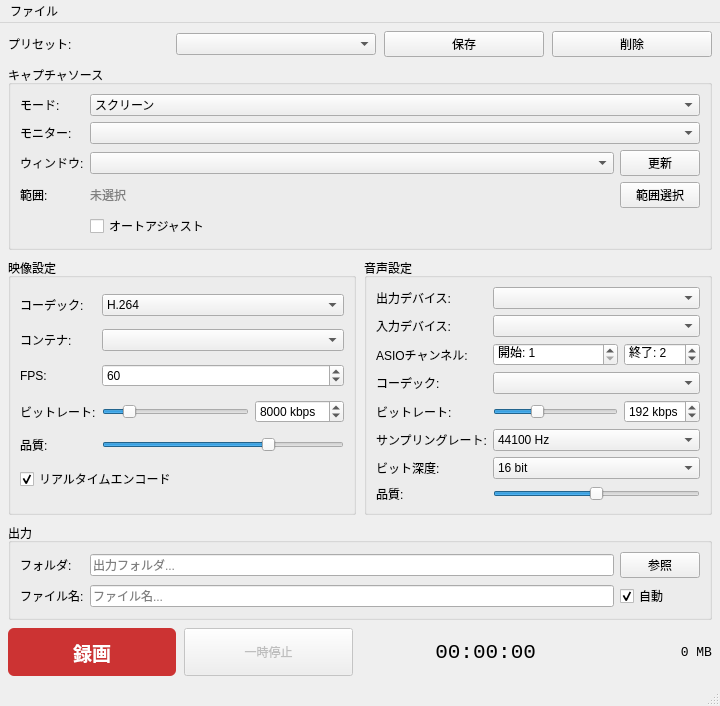
Above: src/ui/MainWindow.ui from hiroshi-tamura/pbRecorder before the change. Below: the same form after it.
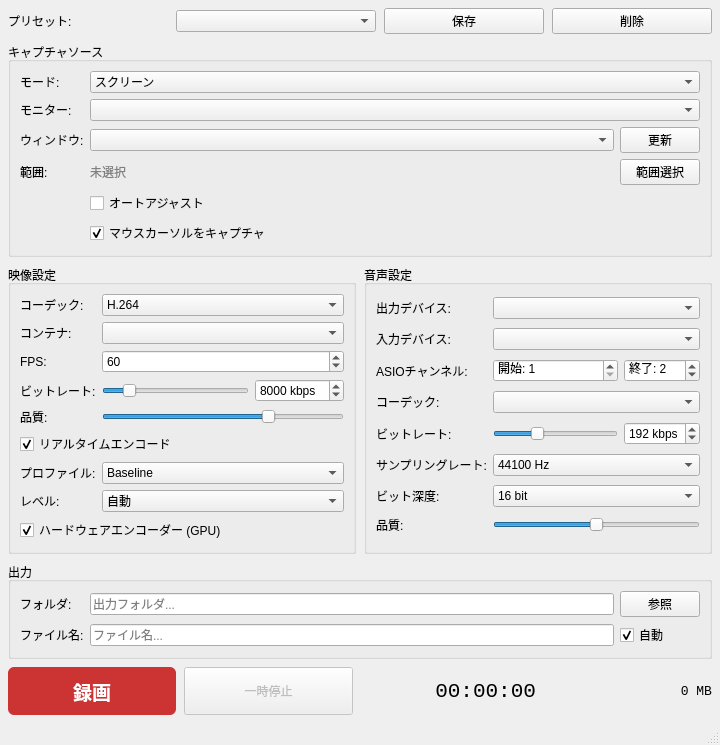
That is the form after the change.

Diff of the .ui file:
```diff
--- a/src/ui/MainWindow.ui
+++ b/src/ui/MainWindow.ui
@@ -175,6 +175,16 @@
          </property>
         </widget>
        </item>
+       <item row="5" column="1" colspan="2">
+        <widget class="QCheckBox" name="captureCursorCheck">
+         <property name="text">
+          <string>マウスカーソルをキャプチャ</string>
+         </property>
+         <property name="checked">
+          <bool>true</bool>
+         </property>
+        </widget>
+       </item>
       </layout>
      </widget>
     </item>
@@ -325,6 +335,83 @@
            </property>
           </widget>
          </item>
+         <item row="6" column="0">
+          <widget class="QLabel" name="h264ProfileLabel">
+           <property name="text">
+            <string>プロファイル:</string>
+           </property>
+          </widget>
+         </item>
+         <item row="6" column="1" colspan="2">
+          <widget class="QComboBox" name="h264ProfileCombo">
+           <item>
+            <property name="text">
+             <string>Baseline</string>
+            </property>
+           </item>
+           <item>
+            <property name="text">
+             <string>Main</string>
+            </property>
+           </item>
+           <item>
+            <property name="text">
+             <string>High</string>
+            </property>
+           </item>
+          </widget>
+         </item>
+         <item row="7" column="0">
+          <widget class="QLabel" name="h264LevelLabel">
+           <property name="text">
+            <string>レベル:</string>
+           </property>
+          </widget>
+         </item>
+         <item row="7" column="1" colspan="2">
+          <widget class="QComboBox" name="h264LevelCombo">
+           <item>
+            <property name="text">
+             <string>自動</string>
+            </property>
+           </item>
+           <item>
+            <property name="text">
+             <string>4.0</string>
+            </property>
+           </item>
+           <item>
+            <property name="text">
+             <string>4.1</string>
+            </property>
+           </item>
+           <item>
+            <property name="text">
+             <string>4.2</string>
+            </property>
+           </item>
+           <item>
+            <property name="text">
+             <string>5.0</string>
+            </property>
+           </item>
+           <item>
+            <property name="text">
+             <string>5.1</string>
+            </property>
+           </item>
+          </widget>
+         </item>
+         <item row="8" column="0" colspan="3">
+          <widget class="QCheckBox" name="hwEncoderCheck">
+           <property name="text">
+            <string>ハードウェアエンコーダー (GPU)</string>
+           </property>
+           <property name="checked">
+            <bool>true</bool>
+           </property>
+          </widget>
+         </item>
         </layout>
        </widget>
       </item>
@@ -702,35 +789,6 @@
    </layout>
   </widget>
   <widget class="QStatusBar" name="statusBar"/>
-  <widget class="QMenuBar" name="menuBar">
-   <property name="geometry">
-    <rect>
-     <x>0</x>
-     <y>0</y>
-     <width>720</width>
-     <height>22</height>
-    </rect>
-   </property>
-   <widget class="QMenu" name="menuFile">
-    <property name="title">
-     <string>ファイル</string>
-    </property>
-    <addaction name="actionSettings"/>
-    <addaction name="separator"/>
-    <addaction name="actionExit"/>
-   </widget>
-   <addaction name="menuFile"/>
-  </widget>
-  <action name="actionSettings">
-   <property name="text">
-    <string>設定...</string>
-   </property>
-  </action>
-  <action name="actionExit">
-   <property name="text">
-    <string>終了</string>
-   </property>
-  </action>
  </widget>
  <resources/>
  <connections/>
```
